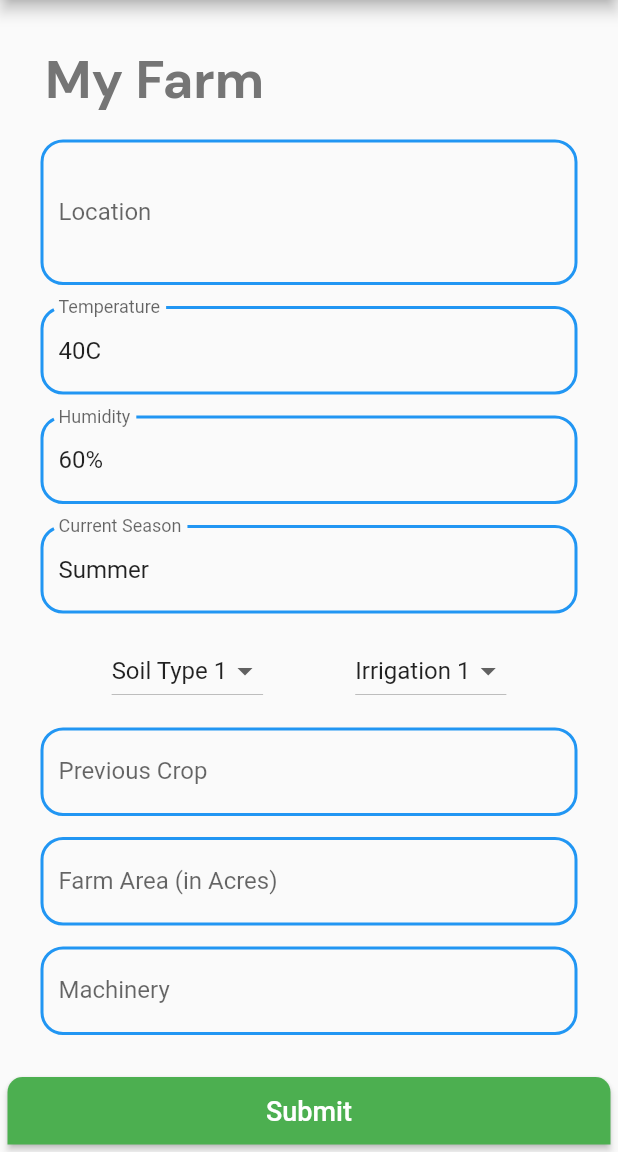
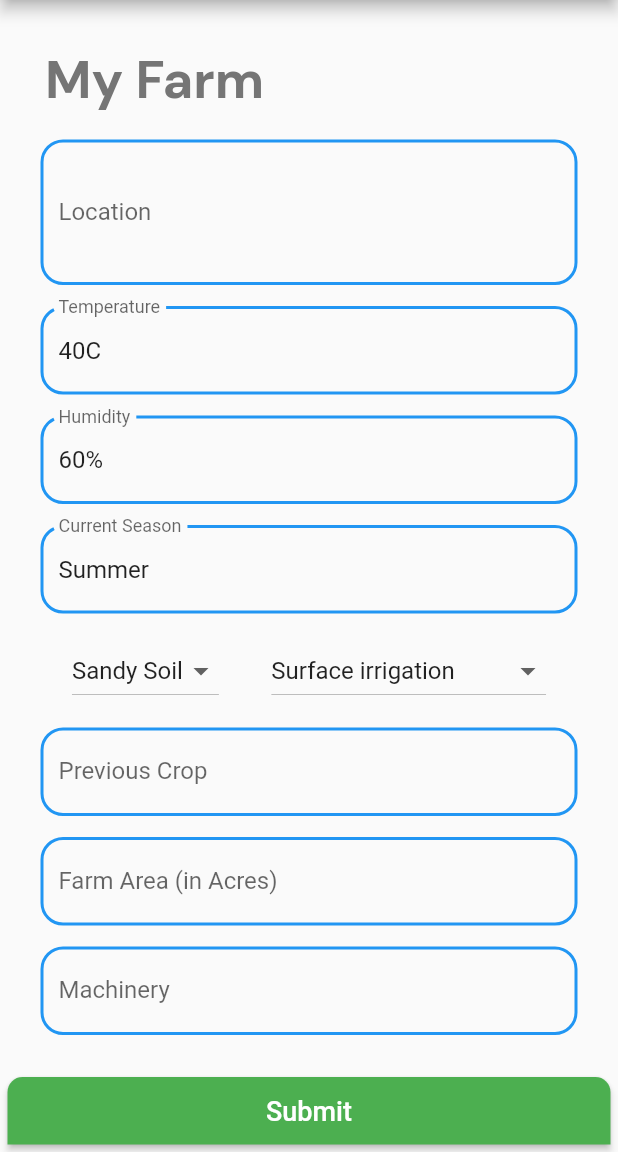
Before and after one commit to kartikay1506/farmcare, a Flutter app: the MainPage screen opened by its route, on a phone screen of 412 x 824 dp, the part 84-1236 px from its top. Run offline on Flutter 3.47's test engine with Material 2 defaults, Android fonts, the phone set to English and light mode, and no system bars; our stand-ins replace geolocator, google_fonts; missing offline and left inert: geocoder.

Commit message:
soil list

```diff
--- a/lib/UI/mainpage.dart
+++ b/lib/UI/mainpage.dart
@@ -20,17 +20,22 @@ class _MainPageState extends State<MainPage> {
   // ListItem dropDown2;
   // String farmSize, manPower, machinery;
   List<ListItem> _dropdownItems1 = [
-    ListItem(1, "Soil Type 1"),
-    ListItem(2, "Soil Type 2"),
-    ListItem(3, "Soil Type 3"),
-    ListItem(4, "Soil Type 4")
+    ListItem(1, "Sandy Soil"),
+    ListItem(2, "Clay Soil"),
+    ListItem(3, "Peat Soil"),
+    ListItem(4, "Chalk soil"),
+    ListItem(4, "Loam soil")
   ];
 
   List<ListItem> _dropdownItems2 = [
-    ListItem(1, "Irrigation 1"),
-    ListItem(2, "Irrigation 2"),
-    ListItem(3, "Irrigation 3"),
-    ListItem(4, "Irrigation 4")
+    ListItem(1, "Surface irrigation"),
+    ListItem(2, "Localized irrigation"),
+    ListItem(3, "Drip irrigation"),
+    ListItem(4, "Sprinkler irrigation"),
+    ListItem(4, "Center pivot irrigation"),
+    ListItem(4, "Lateral move irrigation"),
+    ListItem(4, "Sub-irrigation"),
+    ListItem(4, "Manual irrigation"),
   ];
 
   List<DropdownMenuItem<ListItem>> _dropdownMenuItems1;
```
